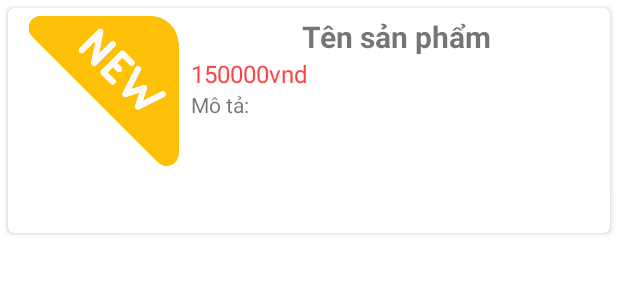
After one commit to Nguyenvsang/AppBanDoChoi, an Android app: the layout item_dochoigo.xml on its own in the app's theme, with its tools: preview values and no code run, on a phone screen of 412 x 824 dp. The commit adds this screen. Shown: the top 300 px of the screen. Run offline under Robolectric (Android 15) with nearby library versions, the phone set to English and light mode, and no system bars.

Commit message:
cập nhật các giao diện nhỏ
item_sampham
item_sp_moi
item_dochoigo
item_loading

```diff
--- a/app/src/main/res/layout/activity_main.xml
+++ b/app/src/main/res/layout/activity_main.xml
@@ -56,6 +56,7 @@
             android:layout_width="match_parent"
             android:layout_height="match_parent">
             <ListView
+                android:layout_marginTop="10dp"
                 android:id="@+id/listviewmanhinhchinh"
                 android:layout_width="wrap_content"
                 android:layout_height="wrap_content"/>
--- /dev/null
+++ b/app/src/main/res/layout/item_dochoigo.xml
@@ -0,0 +1,51 @@
+<?xml version="1.0" encoding="utf-8"?>
+<androidx.cardview.widget.CardView xmlns:android="http://schemas.android.com/apk/res/android"
+    xmlns:app="http://schemas.android.com/apk/res-auto"
+    android:elevation="8dp"
+    app:cardCornerRadius="4dp"
+    android:layout_margin="5dp"
+    android:layout_width="match_parent"
+    android:layout_height="150dp">
+    <LinearLayout
+        android:layout_margin="5dp"
+        android:weightSum="10"
+        android:orientation="horizontal"
+        android:layout_width="match_parent"
+        android:layout_height="match_parent">
+        <ImageView
+            android:id="@+id/itemdcg_image"
+            android:layout_weight="3"
+            android:src="@drawable/iconnew_h512"
+            android:layout_width="0dp"
+            android:layout_height="100dp"/>
+
+        <LinearLayout
+            android:orientation="vertical"
+            android:layout_weight="7"
+            android:layout_width="0dp"
+            android:layout_height="match_parent">
+            <TextView
+                android:id="@+id/itemdcg_ten"
+                android:gravity="center"
+                android:textSize="20sp"
+                android:textStyle="bold"
+                android:text="Tên sản phẩm"
+                android:layout_width="match_parent"
+                android:layout_height="wrap_content"/>
+            <TextView
+                android:id="@+id/itemdcg_gia"
+                android:textSize="16sp"
+                android:text="150000vnd"
+                android:textColor="@android:color/holo_red_light"
+                android:layout_width="match_parent"
+                android:layout_height="wrap_content"/>
+            <TextView
+                android:id="@+id/itemdcg_mota"
+                android:textSize="14sp"
+                android:text="Mô tả:"
+                android:layout_width="match_parent"
+                android:layout_height="wrap_content"/>
+        </LinearLayout>
+
+    </LinearLayout>
+</androidx.cardview.widget.CardView>
--- a/app/src/main/res/layout/item_sanpham.xml
+++ b/app/src/main/res/layout/item_sanpham.xml
@@ -10,7 +10,7 @@
         android:id="@+id/item_image"
         android:layout_marginLeft="10dp"
         android:src="@drawable/ic_media_24"
-        android:layout_width="45dp"
+        android:layout_width="55dp"
         android:layout_height="45dp"/>
     <TextView
         android:id="@+id/item_tensp"
```
Also changed, not shown: app/src/main/AndroidManifest.xml (+5 -4 lines), app/src/main/java/com/example/appbandochoi/activity/DoChoiGoActivity.java (added, +16 -0 lines), app/src/main/res/layout/activity_do_choi_go.xml (added, +27 -0 lines), app/src/main/res/layout/item_loading.xml (added, +13 -0 lines), app/src/main/res/layout/item_sp_moi.xml (+9 -5 lines).
